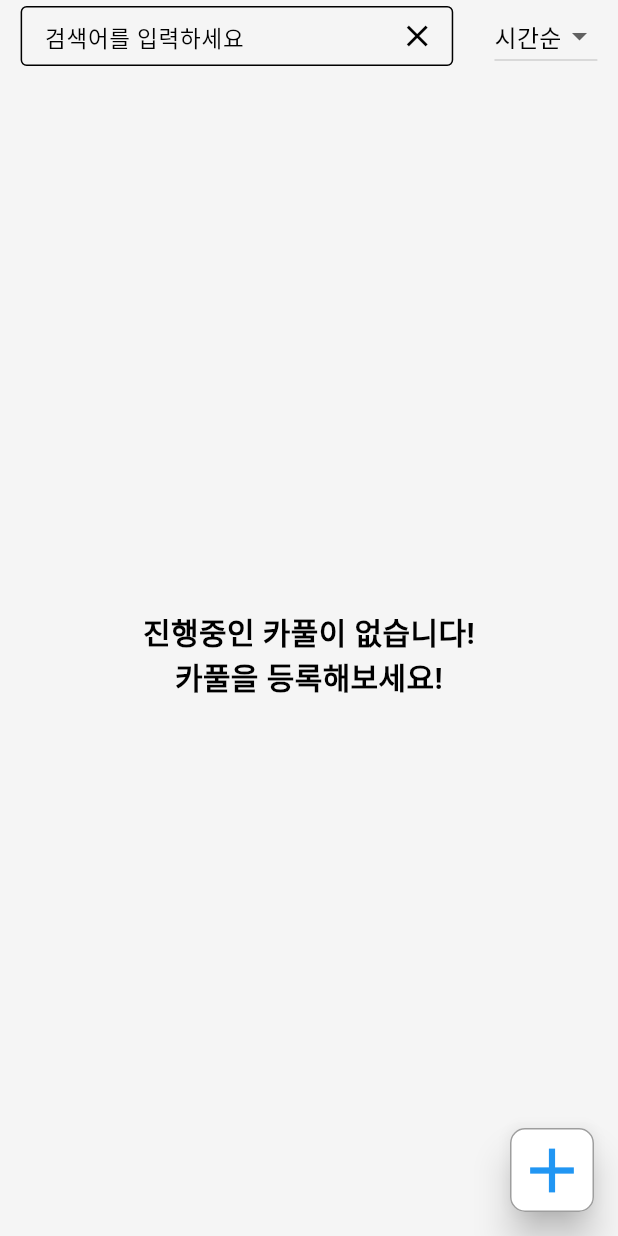
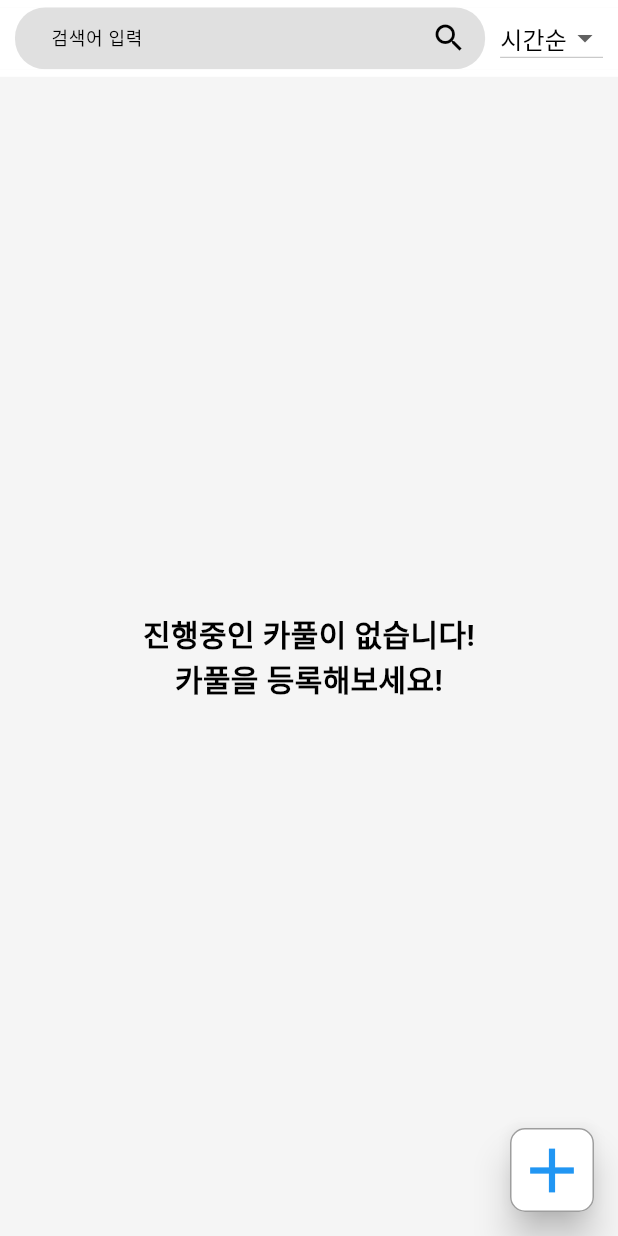
Before and after one commit to OBJECT-INHATC/INHA_CARPOOL_APP, a Flutter app: the Home screen opened directly, on a phone screen of 412 x 824 dp. Run offline on Flutter 3.47's test engine with Material 2 defaults, Android fonts, the phone set to English and light mode, and no system bars; our stand-ins replace cloud_firestore, easy_localization, eva_icons_flutter, firebase_auth, firebase_core, firebase_messaging and 17 more; missing offline and left inert: app_settings, nav; accounts and stored records are empty; statements that could not run were skipped.

Commit message:
style(f_home): 검색어 입력부분 디자인 수정
- 검색 텔스트필드, dropdownbutton 디자인 변경

```diff
--- a/inha_carpool/lib/screen/main/tab/home/f_home.dart
+++ b/inha_carpool/lib/screen/main/tab/home/f_home.dart
@@ -87,42 +87,60 @@ class _HomeState extends State<Home> {
           ),
           child: Column(
             children: [
-              Row(
-                mainAxisAlignment: MainAxisAlignment.spaceAround,
+              Container(height: 5, color: Colors.white),
+              Container(
+                color: Colors.white,
+                height: context.height(0.05),
+                padding: const EdgeInsets.symmetric(horizontal: 10),
+                child: Row(
                   children: [
-                  SizedBox(
-                    width: MediaQuery.of(context).size.width * 0.7,
-                    height: 40,
-                    child: TextField(
+                    Expanded(
+                      child: Stack(
+                        children: [
+                          TextField(
                             controller: _searchKeywordController,
                             decoration: InputDecoration(
-                        hintText: '검색어를 입력하세요',
-                        hintStyle: const TextStyle(
-                          fontSize: 15,
-                          height: 1,
+                              hintText: '검색어 입력',
+                              fillColor: Colors.grey[300],
+                              // 배경색 설정
+                              filled: true,
+                              // 배경색을 활성화
+                              border: const OutlineInputBorder(
+                                borderSide: BorderSide.none, // 외곽선 없음
+                                borderRadius:
+                                    BorderRadius.all(Radius.circular(20)),
                               ),
-                        border: OutlineInputBorder(),
-                        suffixIcon: IconButton(
+                              // 글씨의 위치를 가운데 정렬
+                              contentPadding: const EdgeInsets.symmetric(
+                                  horizontal: 20, vertical: 0),
+                            ),
+                            style: const TextStyle(
+                                color: Colors.black, fontSize: 12),
+                          ),
+                          Positioned(
+                            // 텍스트필드에 맞춰서 위치 정렬
+                            right: 0,
+                            top: 0,
+                            bottom: 0,
+                            child: IconButton(
                               onPressed: () {
                                 setState(() {
-                              _searchKeyword = "";
-                              _searchKeywordController.clear();
+                                  _searchKeyword =
+                                      _searchKeywordController.text;
                                 });
                               },
-                          icon: const Icon(Icons.clear),
+                              icon: const Icon(Icons.search),
                             ),
                           ),
-                      onChanged: (text) {
-                        setState(() {
-                          _searchKeyword = text;
-                        });
-                      },
+                        ],
                       ),
                     ),
+                    const SizedBox(width: 10),
                     DropdownButton<FilteringOption>(
                       value: selectedFilter,
                       // 아래 함수로 정의 (리팩토링)
                       onChanged: _handleFilterChange,
+                      borderRadius: BorderRadius.circular(15),
                       items: FilteringOption.values.map((option) {
                         // FilteringOption.values는 enum의 모든 값들을 리스트로 가지고 있습니다.
                         return DropdownMenuItem<FilteringOption>(
@@ -135,6 +153,8 @@ class _HomeState extends State<Home> {
                     ),
                   ],
                 ),
+              ),
+              Container(height: 5, color: Colors.white),
               Expanded(
                 child: RefreshIndicator(
                   onRefresh: _refreshCarpoolList,
```
Lines whose indentation alone changed are shown as unchanged.
